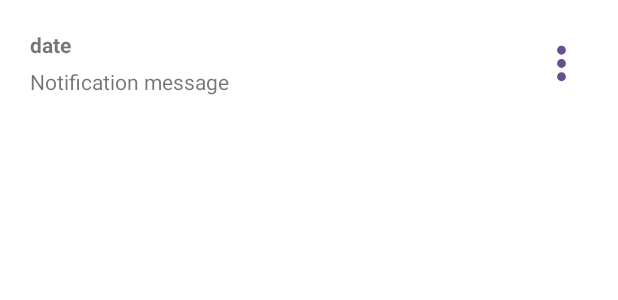
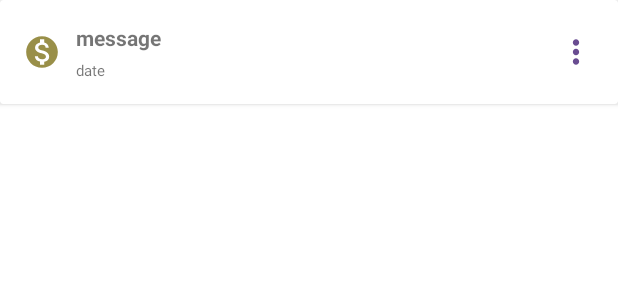
Before and after one commit to FadwaFouad/WMTStore, an Android app: the layout layout_notification.xml on its own in the app's theme, with its tools: preview values and no code run, on a phone screen of 412 x 824 dp. Shown: the top 300 px of the screen. Run offline under Robolectric (Android 15) with nearby library versions, the phone set to English and light mode, and no system bars.

Commit message:
add live data to notification section

```diff
--- a/app/src/main/java/com/example/wmtstore/ui/notifications/NotificationAdapter.kt
+++ b/app/src/main/java/com/example/wmtstore/ui/notifications/NotificationAdapter.kt
@@ -11,6 +11,7 @@ import android.widget.Toast
 import androidx.recyclerview.widget.RecyclerView
 import com.example.wmtstore.R
 import com.example.wmtstore.data.models.Notification
+import java.text.SimpleDateFormat
 import java.util.*
 
 class NotificationAdapter(
@@ -29,7 +30,8 @@ class NotificationAdapter(
 
         //show date
         val date = Date(notification.time)
-        holder.date.text = date.toString()
+        val dateFormat= SimpleDateFormat("E, dd-MMM, h:mm a").format(date)
+        holder.date.text = dateFormat.toString()
 
         //show message
         holder.message.text = notification.message
--- a/app/src/main/java/com/example/wmtstore/ui/notifications/NotificationsViewModel.kt
+++ b/app/src/main/java/com/example/wmtstore/ui/notifications/NotificationsViewModel.kt
@@ -2,9 +2,7 @@ package com.example.wmtstore.ui.notifications
 
 import android.app.Application
 import androidx.lifecycle.AndroidViewModel
-import androidx.lifecycle.LiveData
 import androidx.lifecycle.MutableLiveData
-import androidx.lifecycle.ViewModel
 import com.example.wmtstore.data.models.Notification
 import com.example.wmtstore.data.repository.NotificationRepository
 
@@ -21,4 +19,6 @@ class NotificationsViewModel (application : Application): AndroidViewModel(appli
     fun deleteNotification(notification: Notification){
         notificationRepo.deleteNotification(notification)
     }
+    fun getNotifyLiveData() : MutableLiveData<MutableList<Notification>> = notificationRepo.notifyLiveData
+
 }
--- /dev/null
+++ b/app/src/main/res/drawable/ic_baseline_monetization_on_24.xml
@@ -0,0 +1,5 @@
+<vector android:alpha="0.9" android:height="24dp" android:tint="#8D8233"
+    android:viewportHeight="24" android:viewportWidth="24"
+    android:width="24dp" xmlns:android="http://schemas.android.com/apk/res/android">
+    <path android:fillColor="@android:color/white" android:pathData="M12,2C6.48,2 2,6.48 2,12s4.48,10 10,10 10,-4.48 10,-10S17.52,2 12,2zM13.41,18.09L13.41,20h-2.67v-1.93c-1.71,-0.36 -3.16,-1.46 -3.27,-3.4h1.96c0.1,1.05 0.82,1.87 2.65,1.87 1.96,0 2.4,-0.98 2.4,-1.59 0,-0.83 -0.44,-1.61 -2.67,-2.14 -2.48,-0.6 -4.18,-1.62 -4.18,-3.67 0,-1.72 1.39,-2.84 3.11,-3.21L10.74,4h2.67v1.95c1.86,0.45 2.79,1.86 2.85,3.39L14.3,9.34c-0.05,-1.11 -0.64,-1.87 -2.22,-1.87 -1.5,0 -2.4,0.68 -2.4,1.64 0,0.84 0.65,1.39 2.67,1.91s4.18,1.39 4.18,3.91c-0.01,1.83 -1.38,2.83 -3.12,3.16z"/>
+</vector>
--- /dev/null
+++ b/app/src/main/res/drawable/ic_baseline_notifications_active_24.xml
@@ -0,0 +1,5 @@
+<vector android:alpha="0.9" android:height="24dp" android:tint="#8D8233"
+    android:viewportHeight="24" android:viewportWidth="24"
+    android:width="24dp" xmlns:android="http://schemas.android.com/apk/res/android">
+    <path android:fillColor="@android:color/white" android:pathData="M7.58,4.08L6.15,2.65C3.75,4.48 2.17,7.3 2.03,10.5h2c0.15,-2.65 1.51,-4.97 3.55,-6.42zM19.97,10.5h2c-0.15,-3.2 -1.73,-6.02 -4.12,-7.85l-1.42,1.43c2.02,1.45 3.39,3.77 3.54,6.42zM18,11c0,-3.07 -1.64,-5.64 -4.5,-6.32L13.5,4c0,-0.83 -0.67,-1.5 -1.5,-1.5s-1.5,0.67 -1.5,1.5v0.68C7.63,5.36 6,7.92 6,11v5l-2,2v1h16v-1l-2,-2v-5zM12,22c0.14,0 0.27,-0.01 0.4,-0.04 0.65,-0.14 1.18,-0.58 1.44,-1.18 0.1,-0.24 0.15,-0.5 0.15,-0.78h-4c0.01,1.1 0.9,2 2.01,2z"/>
+</vector>
--- a/app/src/main/res/layout/fragment_favorites.xml
+++ b/app/src/main/res/layout/fragment_favorites.xml
@@ -9,12 +9,14 @@
     <androidx.recyclerview.widget.RecyclerView
         android:id="@+id/list_of_fav"
         android:layout_width="match_parent"
-        android:layout_height="wrap_content" />
+        android:layout_height="wrap_content"
+        android:visibility="visible"/>
 
     <ImageView
         android:id="@+id/not_found"
         android:layout_width="match_parent"
-        android:layout_height="wrap_content"
+        android:layout_height="match_parent"
+        android:layout_gravity="center"
         android:src="@drawable/not_found"
         android:visibility="gone"/>
 
--- a/app/src/main/res/layout/layout_notification.xml
+++ b/app/src/main/res/layout/layout_notification.xml
@@ -1,36 +1,57 @@
 <?xml version="1.0" encoding="utf-8"?>
-<androidx.constraintlayout.widget.ConstraintLayout xmlns:android="http://schemas.android.com/apk/res/android"
+<androidx.cardview.widget.CardView xmlns:android="http://schemas.android.com/apk/res/android"
     xmlns:app="http://schemas.android.com/apk/res-auto"
+    xmlns:tools="http://schemas.android.com/tools"
     android:layout_width="match_parent"
     android:layout_height="wrap_content"
     android:orientation="vertical"
-    android:padding="20dp">
+    >
+
+    <androidx.constraintlayout.widget.ConstraintLayout
+        android:layout_width="match_parent"
+        android:layout_height="wrap_content"
+        android:orientation="vertical"
+        android:padding="15dp">
+
+        <ImageButton
+            android:id="@+id/notify_icon"
+            android:layout_width="25dp"
+            android:layout_height="25dp"
+            android:background="@drawable/ic_baseline_monetization_on_24"
+            app:layout_constraintBottom_toBottomOf="parent"
+            app:layout_constraintStart_toStartOf="parent"
+            app:layout_constraintTop_toTopOf="parent" />
 
         <TextView
             android:id="@+id/message"
             android:layout_width="wrap_content"
             android:layout_height="wrap_content"
-        android:text="date"
+            android:layout_marginStart="10dp"
+            android:text="message"
             android:textStyle="bold"
-        app:layout_constraintStart_toStartOf="parent"
+            app:layout_constraintStart_toEndOf="@id/notify_icon"
             app:layout_constraintTop_toTopOf="parent" />
 
         <TextView
             android:id="@+id/date"
-        android:layout_width="match_parent"
+            android:layout_width="wrap_content"
             android:layout_height="wrap_content"
-        android:paddingTop="5dp"
-        android:text="Notification message"
-        app:layout_constraintStart_toStartOf="parent"
-        app:layout_constraintTop_toBottomOf="@id/message" />
+            android:layout_marginTop="5dp"
+            android:layout_marginStart="10dp"
+            android:text="date"
+            android:textSize="10sp"
+            app:layout_constraintEnd_toStartOf="@+id/more_btn"
+            app:layout_constraintHorizontal_bias="0.0"
+            app:layout_constraintStart_toEndOf="@id/notify_icon"
+            app:layout_constraintTop_toBottomOf="@+id/message" />
 
         <ImageButton
             android:id="@+id/more_btn"
-        android:layout_width="35dp"
-        android:layout_height="35dp"
+            android:layout_width="25dp"
+            android:layout_height="25dp"
+            android:background="@drawable/ic_baseline_more_vert_24"
             app:layout_constraintBottom_toBottomOf="parent"
             app:layout_constraintEnd_toEndOf="parent"
-        app:layout_constraintTop_toTopOf="parent"
-        android:background="@drawable/ic_baseline_more_vert_24"
-        />
+            app:layout_constraintTop_toTopOf="parent" />
     </androidx.constraintlayout.widget.ConstraintLayout>
+</androidx.cardview.widget.CardView>
```
Also changed, not shown: app/src/main/java/com/example/wmtstore/data/repository/NotificationRepository.kt (+24 -7 lines), app/src/main/java/com/example/wmtstore/ui/notifications/NotificationsFragment.kt (+26 -2 lines), app/src/main/res/layout/fragment_notifications.xml (+7 -0 lines). Lines whose indentation alone changed are shown as unchanged.
